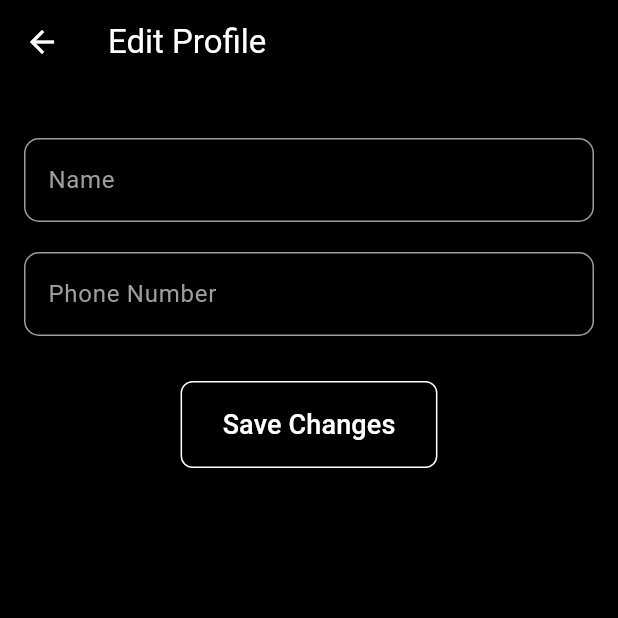
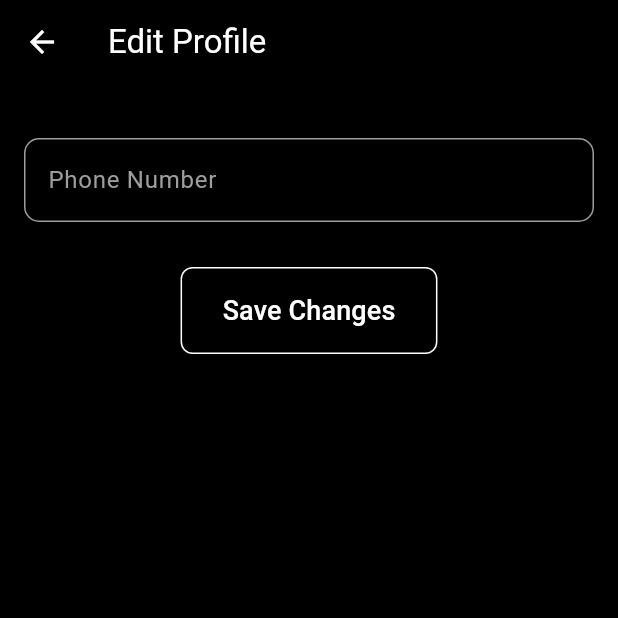
Before and after one commit to OOIJIN/CAT-group39, a Flutter app: the EditProfileScreen screen opened directly, on a phone screen of 412 x 824 dp, the top half of it. Run offline on Flutter 3.47's test engine with Material 3 defaults, Android fonts, the phone set to English and light mode, and no system bars; our stand-ins replace camera, cloud_firestore, firebase_auth, firebase_core, firebase_messaging, flutter_local_notifications and 8 more; missing offline and left inert: app_settings, google_ml_kit; accounts and stored records are empty; project files that could hold a hidden picture were left out.

Commit message:
Update edit_profile.dart

```diff
--- a/lib/screens/edit_profile.dart
+++ b/lib/screens/edit_profile.dart
@@ -10,7 +10,7 @@ class EditProfileScreen extends StatefulWidget {
 }
 
 class _EditProfileScreenState extends State<EditProfileScreen> {
-  final TextEditingController _nameController = TextEditingController();
+  // final TextEditingController _nameController = TextEditingController();
   // final TextEditingController _emailController = TextEditingController();
   final TextEditingController _phoneController = TextEditingController();
   bool _isLoading = false;
@@ -31,7 +31,7 @@ class _EditProfileScreenState extends State<EditProfileScreen> {
 
       if (userData.exists) {
         setState(() {
-          _nameController.text = userData.data()?['name'] ?? '';
+          // _nameController.text = userData.data()?['name'] ?? '';
           // _emailController.text = userData.data()?['email'] ?? '';
           _phoneController.text = userData.data()?['phone'] ?? '';
 
@@ -49,7 +49,7 @@ class _EditProfileScreenState extends State<EditProfileScreen> {
             .collection('users')
             .doc(user.uid)
             .update({
-          'name': _nameController.text.trim(),
+          // 'name': _nameController.text.trim(),
           'phone': _phoneController.text.trim(),
           // 'email': _emailController.text.trim(),
         });
@@ -102,23 +102,23 @@ class _EditProfileScreenState extends State<EditProfileScreen> {
             //     ),
             //   ),
             // ),
-            SizedBox(height: 20),
-            TextField(
-              controller: _nameController,
-              style: TextStyle(color: Colors.white),
-              decoration: InputDecoration(
-                labelText: 'Name',
-                labelStyle: TextStyle(color: Colors.grey),
-                enabledBorder: OutlineInputBorder(
-                  borderSide: BorderSide(color: Colors.grey),
-                  borderRadius: BorderRadius.circular(10),
-                ),
-                focusedBorder: OutlineInputBorder(
-                  borderSide: BorderSide(color: Colors.green),
-                  borderRadius: BorderRadius.circular(10),
-                ),
-              ),
-            ),
+            // SizedBox(height: 20),
+            // TextField(
+            //   controller: _nameController,
+            //   style: TextStyle(color: Colors.white),
+            //   decoration: InputDecoration(
+            //     labelText: 'Name',
+            //     labelStyle: TextStyle(color: Colors.grey),
+            //     enabledBorder: OutlineInputBorder(
+            //       borderSide: BorderSide(color: Colors.grey),
+            //       borderRadius: BorderRadius.circular(10),
+            //     ),
+            //     focusedBorder: OutlineInputBorder(
+            //       borderSide: BorderSide(color: Colors.green),
+            //       borderRadius: BorderRadius.circular(10),
+            //     ),
+            //   ),
+            // ),
             SizedBox(height: 20),
             TextField(
               controller: _phoneController,
```
